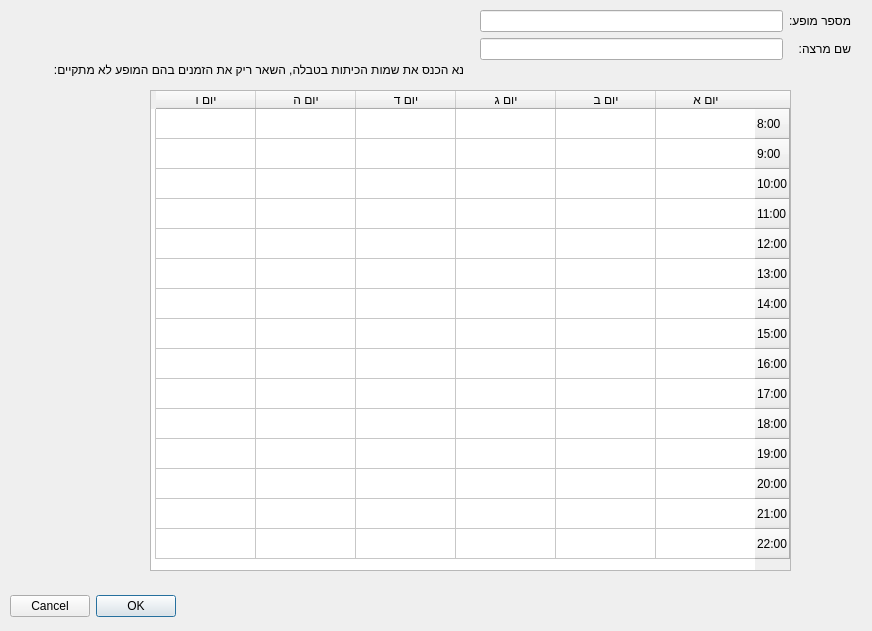
The window that CourseChooser/newinstancedialog.ui (WeamMez/AfekaCourseChooser) describes before a commit, drawn with Qt 5.
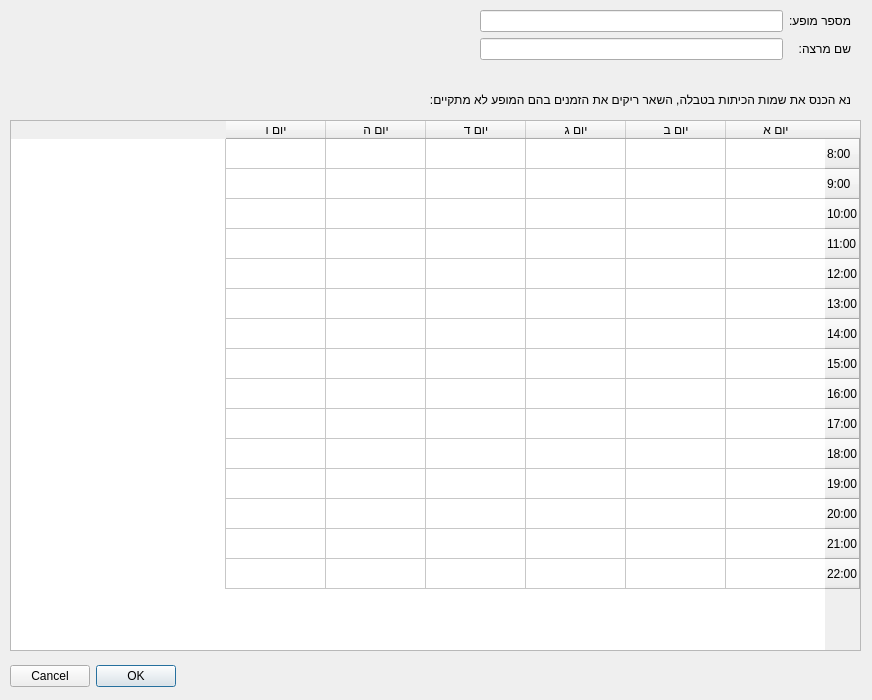
The same window after the commit.

Commit message: Better Windows support

What changed in the file:
```diff
--- a/CourseChooser/newinstancedialog.ui
+++ b/CourseChooser/newinstancedialog.ui
@@ -7,9 +7,21 @@
     <x>0</x>
     <y>0</y>
     <width>872</width>
-    <height>631</height>
+    <height>700</height>
    </rect>
   </property>
+  <property name="minimumSize">
+   <size>
+    <width>872</width>
+    <height>700</height>
+   </size>
+  </property>
+  <property name="maximumSize">
+   <size>
+    <width>872</width>
+    <height>700</height>
+   </size>
+  </property>
   <property name="windowTitle">
    <string>מופע קורס</string>
   </property>
@@ -23,7 +35,7 @@
    <property name="geometry">
     <rect>
      <x>10</x>
-     <y>590</y>
+     <y>660</y>
      <width>341</width>
      <height>32</height>
     </rect>
@@ -70,10 +82,10 @@
   <widget class="QTableWidget" name="timeTableWidget">
    <property name="geometry">
     <rect>
-     <x>150</x>
-     <y>90</y>
-     <width>641</width>
-     <height>481</height>
+     <x>10</x>
+     <y>120</y>
+     <width>851</width>
+     <height>531</height>
     </rect>
    </property>
    <property name="rowCount">
@@ -191,14 +203,14 @@
   <widget class="QLabel" name="insertLabel">
    <property name="geometry">
     <rect>
-     <x>43</x>
-     <y>60</y>
-     <width>421</width>
+     <x>10</x>
+     <y>90</y>
+     <width>841</width>
      <height>20</height>
     </rect>
    </property>
    <property name="text">
-    <string>נא הכנס את שמות הכיתות בטבלה, השאר ריק את הזמנים בהם המופע לא מתקיים:</string>
+    <string>נא הכנס את שמות הכיתות בטבלה, השאר ריקים את הזמנים בהם המופע לא מתקיים:</string>
    </property>
   </widget>
  </widget>
```
The commit also changes 1 other file.
